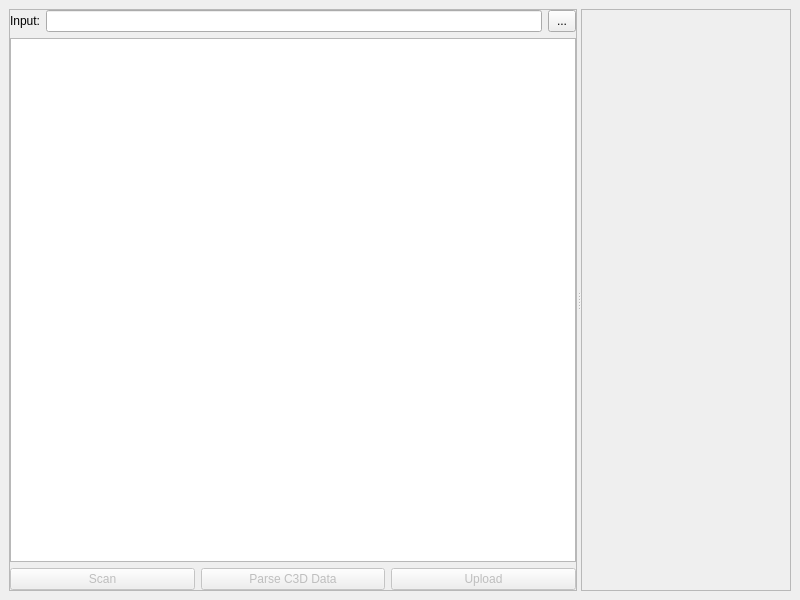
Qt form view/qt/main_window.ui (tsalemink/C3D-parser) before a commit.
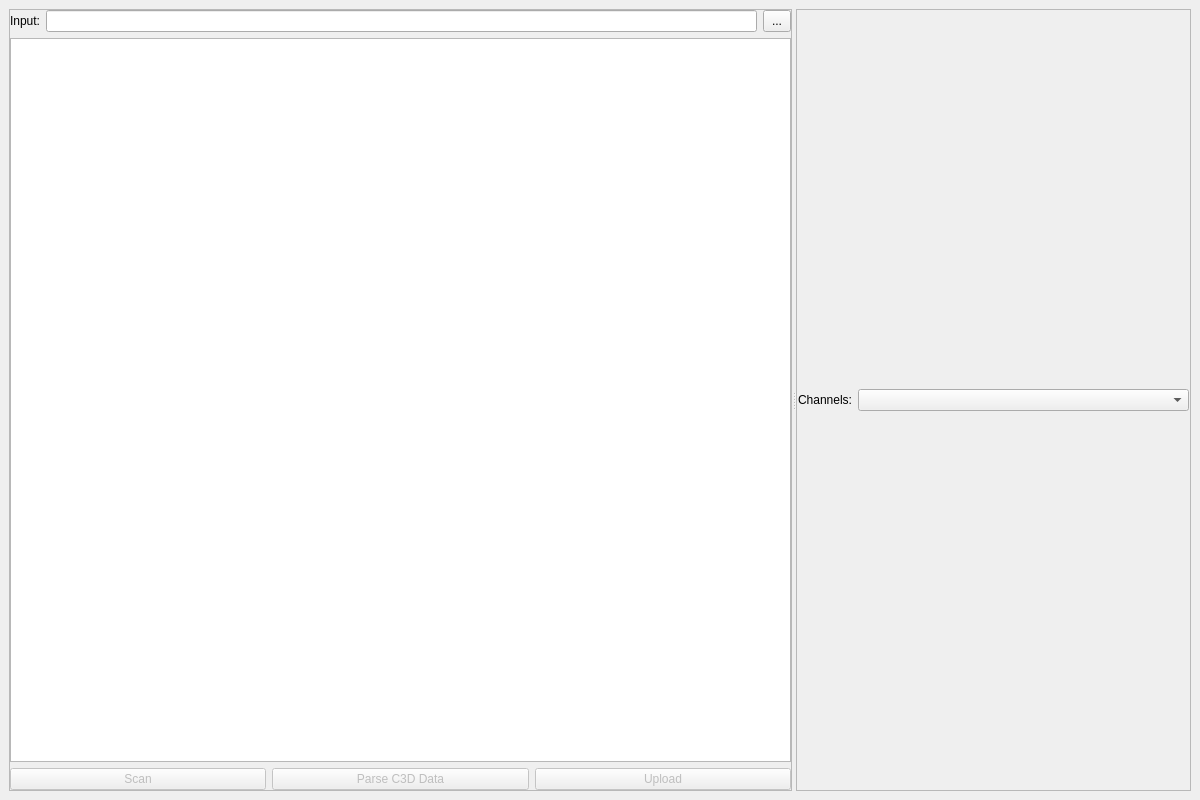
The same form after that commit.

Commit message: Add basic visualisation to UI

```diff
--- a/view/qt/main_window.ui
+++ b/view/qt/main_window.ui
@@ -6,8 +6,8 @@
    <rect>
     <x>0</x>
     <y>0</y>
-    <width>800</width>
-    <height>600</height>
+    <width>1200</width>
+    <height>800</height>
    </rect>
   </property>
   <property name="windowTitle">
@@ -122,6 +122,58 @@
        <property name="frameShadow">
         <enum>QFrame::Raised</enum>
        </property>
+       <layout class="QVBoxLayout" name="verticalLayout_3">
+        <property name="leftMargin">
+         <number>0</number>
+        </property>
+        <property name="topMargin">
+         <number>0</number>
+        </property>
+        <property name="rightMargin">
+         <number>0</number>
+        </property>
+        <property name="bottomMargin">
+         <number>0</number>
+        </property>
+        <item>
+         <layout class="QHBoxLayout" name="horizontalLayout_3">
+          <property name="leftMargin">
+           <number>1</number>
+          </property>
+          <property name="topMargin">
+           <number>1</number>
+          </property>
+          <property name="rightMargin">
+           <number>1</number>
+          </property>
+          <property name="bottomMargin">
+           <number>1</number>
+          </property>
+          <item>
+           <widget class="QLabel" name="label_2">
+            <property name="sizePolicy">
+             <sizepolicy hsizetype="Fixed" vsizetype="Preferred">
+              <horstretch>0</horstretch>
+              <verstretch>0</verstretch>
+             </sizepolicy>
+            </property>
+            <property name="styleSheet">
+             <string notr="true"/>
+            </property>
+            <property name="text">
+             <string>Channels:</string>
+            </property>
+           </widget>
+          </item>
+          <item>
+           <widget class="QComboBox" name="comboBoxChannels"/>
+          </item>
+         </layout>
+        </item>
+        <item>
+         <layout class="QVBoxLayout" name="verticalLayoutPlot"/>
+        </item>
+       </layout>
       </widget>
      </widget>
     </item>
```
Left out of the diff: 4 changed lines with no effect on the pictures. The commit also changes 2 other files.
